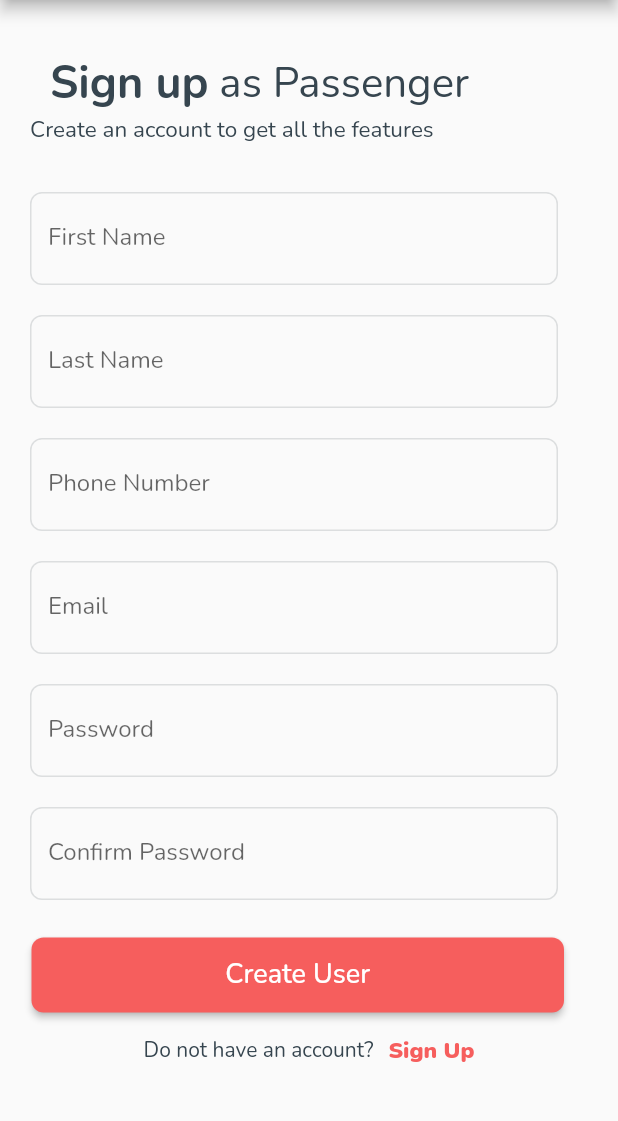
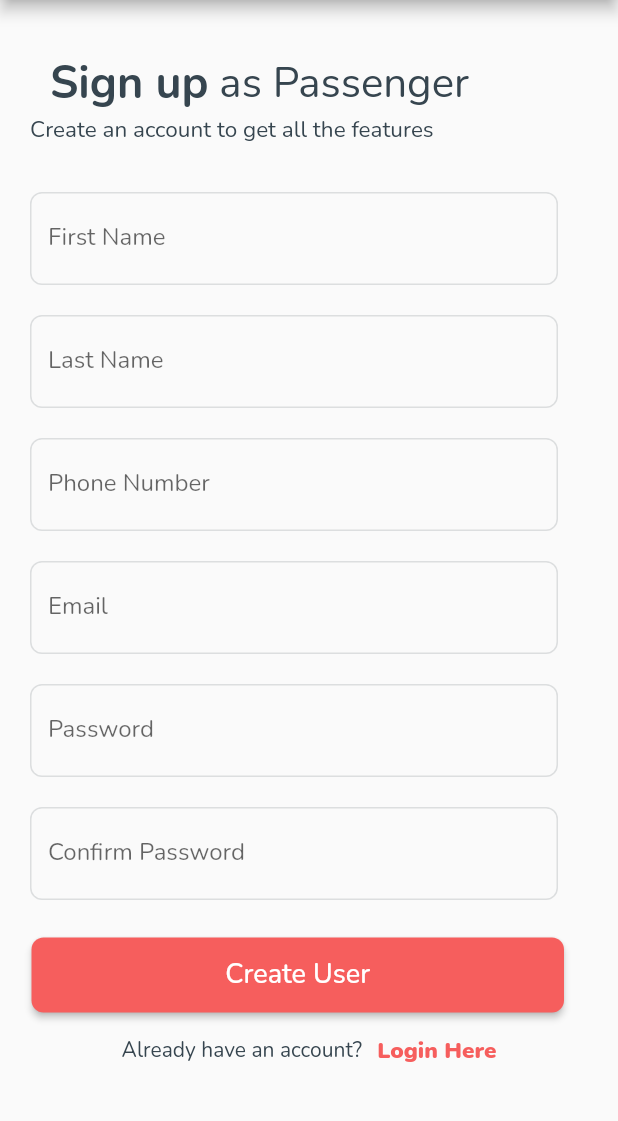
Before and after one commit to SyedAhris/saath-chalo, a Flutter app: the SignupPassenger screen opened directly, on a phone screen of 412 x 824 dp, the part 84-1205 px from its top. Run offline on Flutter 3.47's test engine with Material 2 defaults, Android fonts, the phone set to English and light mode, and no system bars; our stand-ins replace google_fonts; missing offline and left inert: sign_button.

Commit message:
Update signup_page_passenger.dart

```diff
--- a/lib/passenger_pages/signup_page_passenger.dart
+++ b/lib/passenger_pages/signup_page_passenger.dart
@@ -153,17 +153,17 @@ class _SignupPassengerState extends State<SignupPassenger> {
                   ),
 
                   Padding(
-                    padding: const EdgeInsets.only(top: 15),
+                    padding: const EdgeInsets.only(top: 15, bottom: 15),
                     child: Row(
                       mainAxisAlignment: MainAxisAlignment.center,
                       children: [
-                        const Text("Do not have an account?"),
+                        const Text("Already have an account?"),
                         const SizedBox(width: 10),
                         GestureDetector(
                           onTap: (){
 
                           },
-                          child: const Text("Sign Up",
+                          child: const Text("Login Here",
                               style: TextStyle(
                                   fontSize: 15,
                                   color: Color(0xffF65E5D),
```
